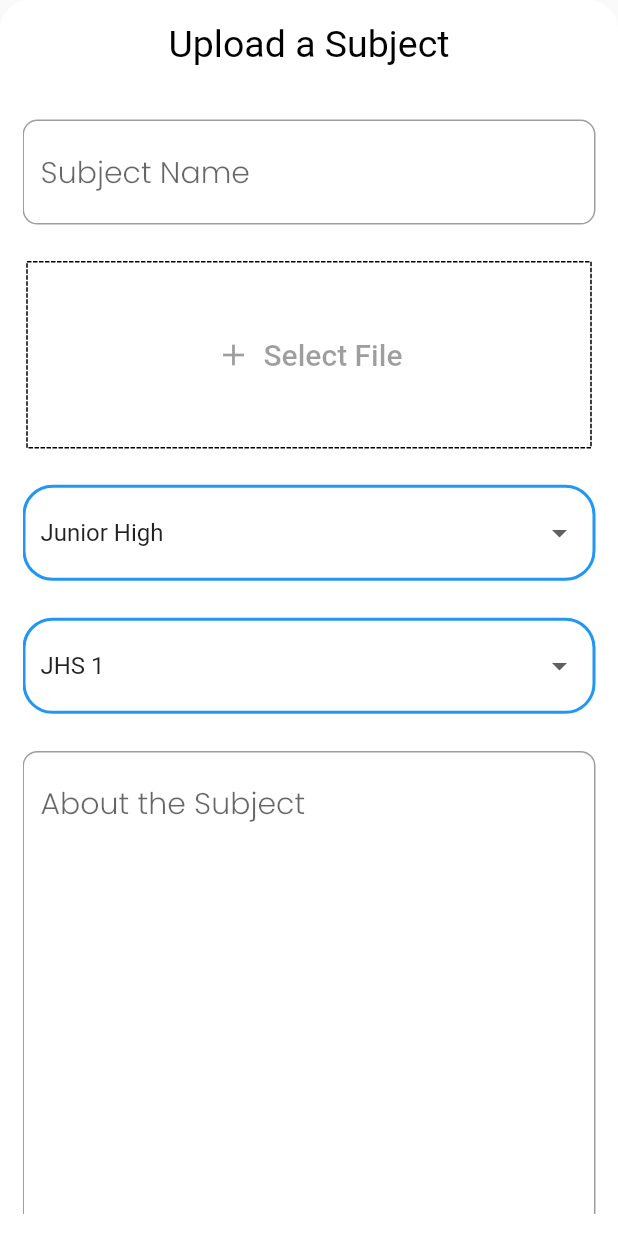
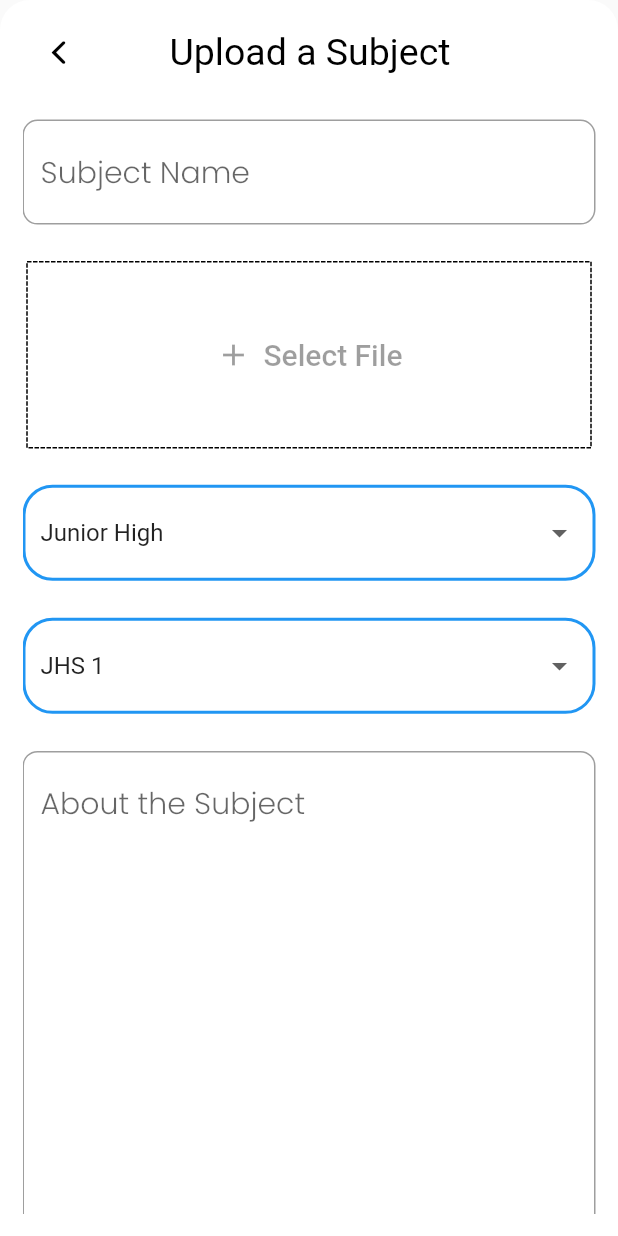
Before and after one commit to Darius253/learn, a Flutter app: the UploadingWidget screen opened directly, after a tap on "Select File", on a phone screen of 412 x 824 dp. Run offline on Flutter 3.47's test engine with Material 2 defaults, Android fonts, the phone set to English and light mode, and no system bars; drawn by our look-alikes of dotted_border; our stand-ins replace cloud_firestore, delayed_display, file_picker, firebase_auth, firebase_core, firebase_storage and 4 more; missing offline and left inert: flutter_email_sender, flutter_file_view, flutter_pdfview; accounts and stored records are empty; network calls fail.

Commit message:
🔨⚙ Made some modifications

```diff
--- a/lib/widgets/uploading_widget.dart
+++ b/lib/widgets/uploading_widget.dart
@@ -1,6 +1,7 @@
 import 'dart:io';
 import 'package:dotted_border/dotted_border.dart';
 import 'package:file_picker/file_picker.dart';
+import 'package:flutter/cupertino.dart';
 import 'package:flutter/material.dart';
 import 'package:flutter/services.dart';
 import 'package:learn/widgets/images.dart';
@@ -65,14 +66,28 @@ class _UploadingWidgetState extends State<UploadingWidget> {
                 physics: const BouncingScrollPhysics(),
                 child: Column(
                   children: [
-                    const SizedBox(
+                    SizedBox(
                       height: 40,
-                      child: Text(
-                        'Upload a Subject',
-                        style: TextStyle(
-                          color: Colors.black,
-                          fontSize: 25,
-                        ),
+                      child: Row(
+                        mainAxisAlignment: MainAxisAlignment.start,
+                        children: [
+                          IconButton(
+                            icon: const Icon(CupertinoIcons.back,
+                                color: Colors.black),
+                            onPressed: () =>
+                                Get.offAll(() => const AdminHome()),
+                          ),
+                          const SizedBox(
+                            width: 50,
+                          ),
+                          const Text(
+                            'Upload a Subject',
+                            style: TextStyle(
+                              color: Colors.black,
+                              fontSize: 25,
+                            ),
+                          ),
+                        ],
                       ),
                     ),
                     SizedBox(height: height * 0.03),
@@ -193,8 +208,8 @@ class _UploadingWidgetState extends State<UploadingWidget> {
 
   Future<void> selectFile() async {
     try {
-      FilePickerResult? result = await FilePicker.platform.pickFiles(
-          type: FileType.custom, allowedExtensions: ['ppt', 'pdf', 'pptx']);
+      FilePickerResult? result = await FilePicker.platform
+          .pickFiles(type: FileType.custom, allowedExtensions: ['pdf']);
 
       if (result == null) return;
 
@@ -275,15 +290,17 @@ class _UploadingWidgetState extends State<UploadingWidget> {
           'name': subject.name,
           'about': subject.about,
           'file': file,
-          'image':subject.image,
+          'image': subject.image,
           'form': selectedvalue,
           'school': dropdownItem,
           'id': subject.subjectID,
         },
-      ).then((value) => print('A document was added '));
+      ).then((value) {});
 
       Get.snackbar('Upload Done', 'Subject Uploaded');
-      Get.offAll(() => const AdminHome());
+      Get.offAll(() => AdminHome(
+            id: subject.subjectID,
+          ));
     } else {
       Get.snackbar('Upload failed', 'Try Again',
           backgroundColor: Colors.redAccent);
@@ -301,7 +318,6 @@ class _UploadingWidgetState extends State<UploadingWidget> {
     final snapshot = await uploadTask!.whenComplete(() {});
     var downloadUrl = await snapshot.ref.getDownloadURL();
     var url = downloadUrl.toString();
-    print(url);
     setState(() {
       uploadTask = null;
     });
```
